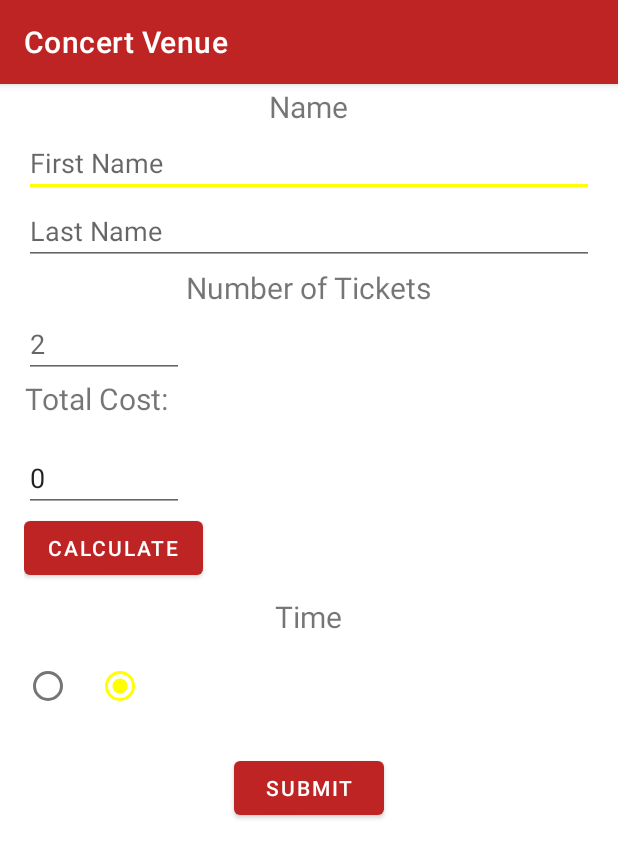
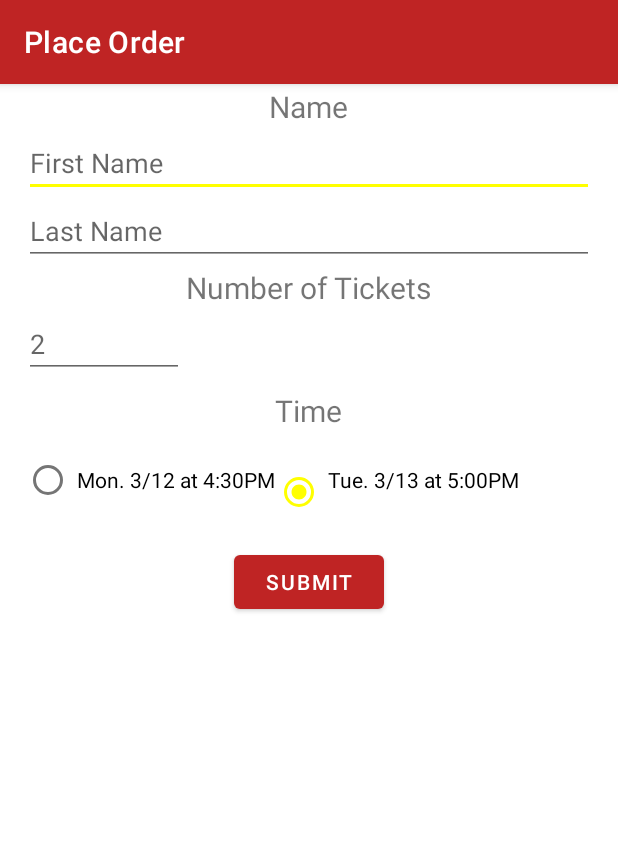
Before and after one commit to LDickman/Dickman_Final_Practical, an Android app: the DetailFragment screen opened through its navigation route, after a tap on "ORDER TICKETS", on a phone screen of 412 x 824 dp. Shown: the top 858 px of the screen. Run offline under Robolectric (Android 15) with nearby library versions, the phone set to English and light mode, and no system bars; our stand-ins replace navigation-ui.

Commit message:
Managed to finish each page of the activity. However, still need to figure out why calculating the total price is an issue.

```diff
--- a/app/src/main/AndroidManifest.xml
+++ b/app/src/main/AndroidManifest.xml
@@ -17,6 +17,7 @@
         android:theme="@style/Theme.Dickman_Final_Practical">
         <activity
             android:name=".PlaceOrderActivity"
+            android:label="Place Order"
             android:exported="true" />
         <activity
             android:name=".SelectConcertActivity"
--- a/app/src/main/java/com/zybooks/dickman_final_practical/DetailFragment.java
+++ b/app/src/main/java/com/zybooks/dickman_final_practical/DetailFragment.java
@@ -52,31 +52,34 @@ public class DetailFragment extends Fragment {
             descriptionTextView.setText(mBand.getDescription());
             timeTextView.setText(mBand.getTimes());
             Log.d(TAG, mBand.getTimes());
+            setEarlyDateTime(mBand);
+            setLateDateTime(mBand);
+            setCostTicket(mBand);
         }
         return rootView;
     }
 
-//    private static void setEarlyDateTime(Band band) {
-//        time_select_early = band.getDate(9, 28);
-//    }
-//
-//    private static void setLateDateTime(Band band) {
-//        time_select_late = band.getDate(30, 45);
-//    }
-//
-//    public static String getEarlyDateTime() {
-//        return time_select_early;
-//    }
-//
-//    public static String getLateDateTime() {
-//        return time_select_late;
-//    }
-//
-//    private static void setCostTicket(Band band) {
-//        cost = band.getCost();
-//    }
-//
-//    public static String getCostTicket() {
-//        return cost;
-//    }
+    private static void setEarlyDateTime(Band band) {
+        time_select_early = band.getDate(9, 29);
+    }
+
+    private static void setLateDateTime(Band band) {
+        time_select_late = band.getDate(30, 52);
+    }
+
+    public static String getEarlyDateTime() {
+        return time_select_early;
+    }
+
+    public static String getLateDateTime() {
+        return time_select_late;
+    }
+
+    private static void setCostTicket(Band band) {
+        cost = band.getCost();
+    }
+
+    public static String getCostTicket() {
+        return cost;
+    }
 }
--- a/app/src/main/java/com/zybooks/dickman_final_practical/PlaceOrderActivity.java
+++ b/app/src/main/java/com/zybooks/dickman_final_practical/PlaceOrderActivity.java
@@ -1,4 +1,6 @@
 package com.zybooks.dickman_final_practical;
+
+import static java.lang.Integer.parseInt;
 
 import androidx.appcompat.app.AppCompatActivity;
 
@@ -9,6 +11,7 @@ import android.widget.EditText;
 import android.widget.RadioButton;
 import android.widget.RadioGroup;
 import android.widget.Toast;
+import android.widget.Toolbar;
 
 public class PlaceOrderActivity extends AppCompatActivity {
     private String full_name;
@@ -29,51 +32,59 @@ public class PlaceOrderActivity extends AppCompatActivity {
     protected void onCreate(Bundle savedInstanceState) {
         super.onCreate(savedInstanceState);
         setContentView(R.layout.activity_place_order);
-       // cost_ticket = DetailFragment.getCostTicket();
+
+        cost_ticket = DetailFragment.getCostTicket();
         LastName = findViewById(R.id.submit_Last_name);
         firstName = findViewById(R.id.submit_First_name);
         num_tickets = findViewById(R.id.num_attend_edit_text);
-        total_cost_view = findViewById(R.id.total_cal);
+//        total_cost_view = findViewById(R.id.total_cal);
         time_select_radio_group = findViewById(R.id.time_radio_group);
         time_select_early = findViewById(R.id.early_time_radio_button);
         time_select_late = findViewById(R.id.late_time_radio_button);
 
-        //time_select_late.setText(DetailFragment.getLateDateTime());
-        //time_select_early.setText(DetailFragment.getEarlyDateTime());
+        time_select_late.setText(DetailFragment.getLateDateTime());
+        time_select_early.setText(DetailFragment.getEarlyDateTime());
+        cost_ticket = DetailFragment.getCostTicket();
 
-//        people = num_tickets.getText().toString();
-//        full_name = firstName.getText().toString() +" "+LastName.getText().toString();
-//
-//        int checkedId = time_select_radio_group.getCheckedRadioButtonId();
-//        if (checkedId == R.id.late_time_radio_button) {
-//            time = time_select_late.getText().toString();
-//        } else if (checkedId == R.id.early_time_radio_button) {
-//            time = time_select_early.getText().toString();
-//        }
-//
-//
-//        Button button = findViewById(R.id.submit_button);
-//        button.setOnClickListener(new View.OnClickListener() {
-//            @Override
-//            public void onClick(View v) {
-//                result = "Name: "+ full_name +"\n" + "Number of tickets: "+people+"\n" + "Total Cost: "+total_cost+"\n" +"Date: "+ time +"\n";
-//                Toast.makeText(PlaceOrderActivity.this, result, Toast.LENGTH_LONG).show();
-//            }
-//        });
+        //people = num_tickets.getText().toString();
+        //full_name = firstName.getText().toString() +" "+LastName.getText().toString();
+
+        int checkedId = time_select_radio_group.getCheckedRadioButtonId();
+        if (checkedId == R.id.late_time_radio_button) {
+            //result = "Name: "+ firstName.getText().toString() +" "+LastName.getText().toString() +"\n" + "Number of tickets: "+ num_tickets.getText().toString() +"\n" + "Cost: $"+cost_ticket+"\n" +"Date: "+ time_select_late.getText().toString() +"\n";
+            time = time_select_late.getText().toString();
+        } else if (checkedId == R.id.early_time_radio_button) {
+            //result = "Name: "+ firstName.getText().toString() +" "+LastName.getText().toString() +"\n" + "Number of tickets: "+ num_tickets.getText().toString() +"\n" + "Cost: $"+cost_ticket+"\n" +"Date: "+ time_select_early.getText().toString() +"\n";
+            time = time_select_early.getText().toString();
+        }
+
+
+        Button button = findViewById(R.id.submit_button);
+        button.setOnClickListener(new View.OnClickListener() {
+            @Override
+            public void onClick(View v) {
+                result = "Name: "+ firstName.getText().toString() +" "+LastName.getText().toString() +"\n" + "Number of tickets: "+ num_tickets.getText().toString() +"\n" + "Cost: "+cost_ticket+"\n" +"Date: "+ time +"\n";
+                Toast.makeText(PlaceOrderActivity.this, result, Toast.LENGTH_LONG).show();
+            }
+        });
     }
 
 //    public void calculateClick(View view) {
 //        // Get how many are attending the party
-//        int cost_of_ticket = Integer.parseInt(cost_ticket);
+//        int cost_of_ticket;
+//        int total;
 //        int numAttend;
 //        try {
 //            String numAttendStr = num_tickets.getText().toString();
 //            numAttend = Integer.parseInt(numAttendStr);
+//            cost_of_ticket = Integer.parseInt(cost_ticket);
 //        }
 //        catch (NumberFormatException ex) {
 //            numAttend = 0;
+//            cost_of_ticket = 0;
 //        }
-//        total_cost = (cost_of_ticket * numAttend);
-//        total_cost_view.setText(total_cost);
+//        total = (cost_of_ticket * numAttend);
+//        total_cost = total;
+//        total_cost_view.setText(total);
 //    }
 }
--- a/app/src/main/res/layout/activity_place_order.xml
+++ b/app/src/main/res/layout/activity_place_order.xml
@@ -48,30 +48,30 @@
         android:importantForAutofill="no"
         android:hint="2" />
 
-    <TextView
-        android:id="@+id/total"
-        android:layout_width="378dp"
-        android:layout_height="44dp"
-        android:layout_gravity="center"
-        android:layout_marginTop="0dp"
-        android:text="Total Cost:"
-        android:textSize="20dp"/>
+<!--    <TextView-->
+<!--        android:id="@+id/total"-->
+<!--        android:layout_width="378dp"-->
+<!--        android:layout_height="44dp"-->
+<!--        android:layout_gravity="center"-->
+<!--        android:layout_marginTop="0dp"-->
+<!--        android:text="Total Cost:"-->
+<!--        android:textSize="20dp"/>-->
 
-    <EditText
-        android:id="@+id/total_cal"
-        android:layout_width="wrap_content"
-        android:layout_height="wrap_content"
-        android:inputType="number"
-        android:ems="5"
-        android:importantForAutofill="no"
-        android:text="0" />
-    <Button
-        android:id="@+id/cal_button"
-        android:layout_width="wrap_content"
-        android:layout_height="wrap_content"
-        android:layout_marginBottom="0dp"
-        android:onClick="calculateClick"
-        android:text="Calculate" />
+<!--    <EditText-->
+<!--        android:id="@+id/total_cal"-->
+<!--        android:layout_width="wrap_content"-->
+<!--        android:layout_height="wrap_content"-->
+<!--        android:inputType="number"-->
+<!--        android:ems="5"-->
+<!--        android:importantForAutofill="no"-->
+<!--        android:text="0" />-->
+<!--    <Button-->
+<!--        android:id="@+id/cal_button"-->
+<!--        android:layout_width="wrap_content"-->
+<!--        android:layout_height="wrap_content"-->
+<!--        android:layout_marginBottom="0dp"-->
+<!--        android:onClick="calculateClick"-->
+<!--        android:text="Calculate" />-->
 
     <TextView
         android:id="@+id/time"
@@ -92,7 +92,8 @@
             android:id="@+id/early_time_radio_button"
             android:text=""
             android:layout_width="wrap_content"
-            android:layout_height="wrap_content" />
+            android:layout_height="wrap_content"
+            android:checked="false"/>
         <RadioButton
             android:id="@+id/late_time_radio_button"
             android:text=""
```
